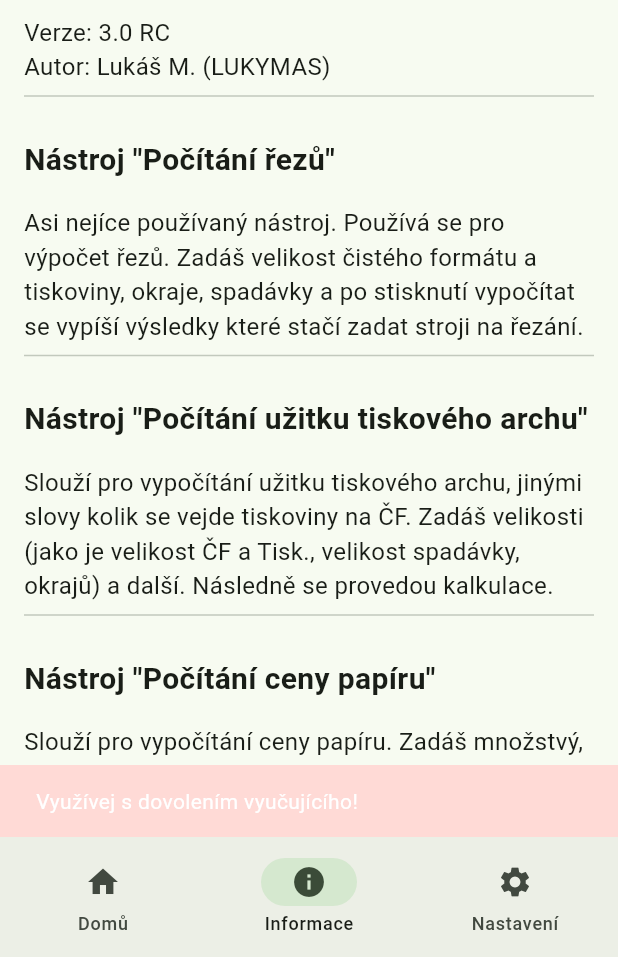
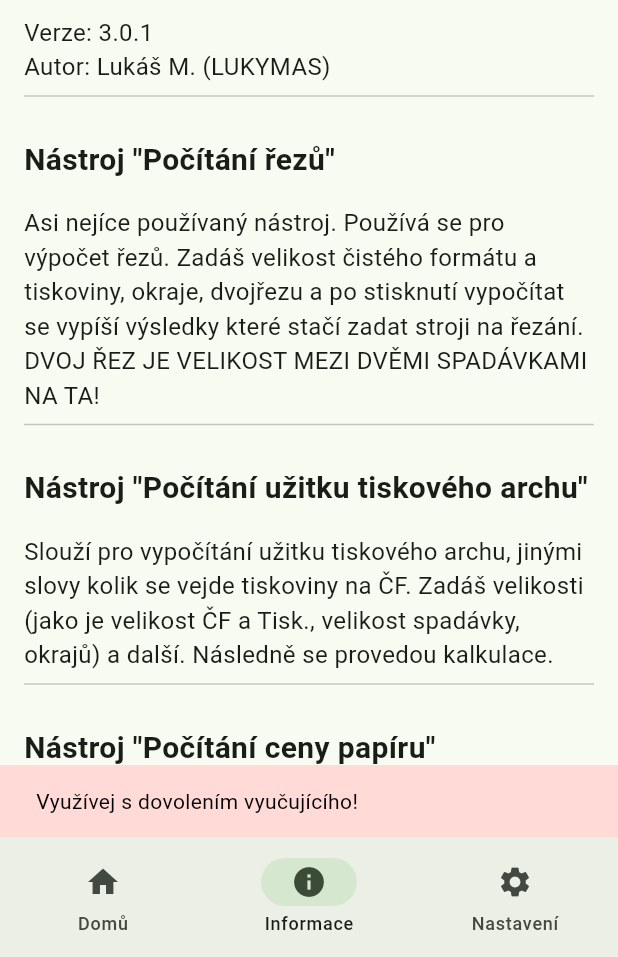
Before and after one commit to lksmasin/polygrafie-flutter, a Flutter app: the screen it shows after launch, item 2 of the bottom bar chosen, on a phone screen of 412 x 824 dp, the part 279-1236 px from its top. Run offline on Flutter 3.47's test engine with Material 3 defaults, Android fonts, the light colour scheme and no system bars; our stand-ins replace shared_preferences.

Commit message:
Opraveno vyjádření, nová verze 3.0.1

```diff
--- a/lib/main.dart
+++ b/lib/main.dart
@@ -72,15 +72,24 @@ class _RootPageState extends State<RootPage> {
     super.initState();
     // Zobrazí SnackBar ihned po spuštění aplikace
     WidgetsBinding.instance.addPostFrameCallback((_) {
+      final theme = Theme.of(context); // Získání aktuálního tématu
+      final isDarkMode = theme.brightness == Brightness.dark;
+
       ScaffoldMessenger.of(context).showSnackBar(
         SnackBar(
           duration: const Duration(seconds: 15),
-          backgroundColor: Theme.of(context).colorScheme.errorContainer,
-          content: const Text('Využívej s dovolením vyučujícího!', style: TextStyle(color: Colors.white)),
+          backgroundColor: theme.colorScheme.errorContainer,
+          content: Text(
+            'Využívej s dovolením vyučujícího!',
+            style: TextStyle(
+              color: isDarkMode ? Colors.white : Colors.black, // Dynamická barva
+            ),
+          ),
         ),
       );
     });
   }
+
 
   @override
   Widget build(BuildContext context) {
--- a/lib/pages/informace.dart
+++ b/lib/pages/informace.dart
@@ -26,7 +26,7 @@ class InfoPage extends StatelessWidget {
             ),
             SizedBox(height: 10),
             Text(
-              'Verze: 3.0 RC',
+              'Verze: 3.0.1',
               style: TextStyle(fontSize: 16),
             ),
             Text(
@@ -41,7 +41,7 @@ class InfoPage extends StatelessWidget {
             ),
             SizedBox(height: 16),
             Text(
-              'Asi nejíce používaný nástroj. Používá se pro výpočet řezů. Zadáš velikost čistého formátu a tiskoviny, okraje, spadávky a po stisknutí vypočítat se vypíší výsledky které stačí zadat stroji na řezání.',
+              'Asi nejíce používaný nástroj. Používá se pro výpočet řezů. Zadáš velikost čistého formátu a tiskoviny, okraje, dvojřezu a po stisknutí vypočítat se vypíší výsledky které stačí zadat stroji na řezání. DVOJ ŘEZ JE VELIKOST MEZI DVĚMI SPADÁVKAMI NA TA!',
               style: TextStyle(fontSize: 16),
             ),
             Divider(),
```
Also changed, not shown: 14 other files.
